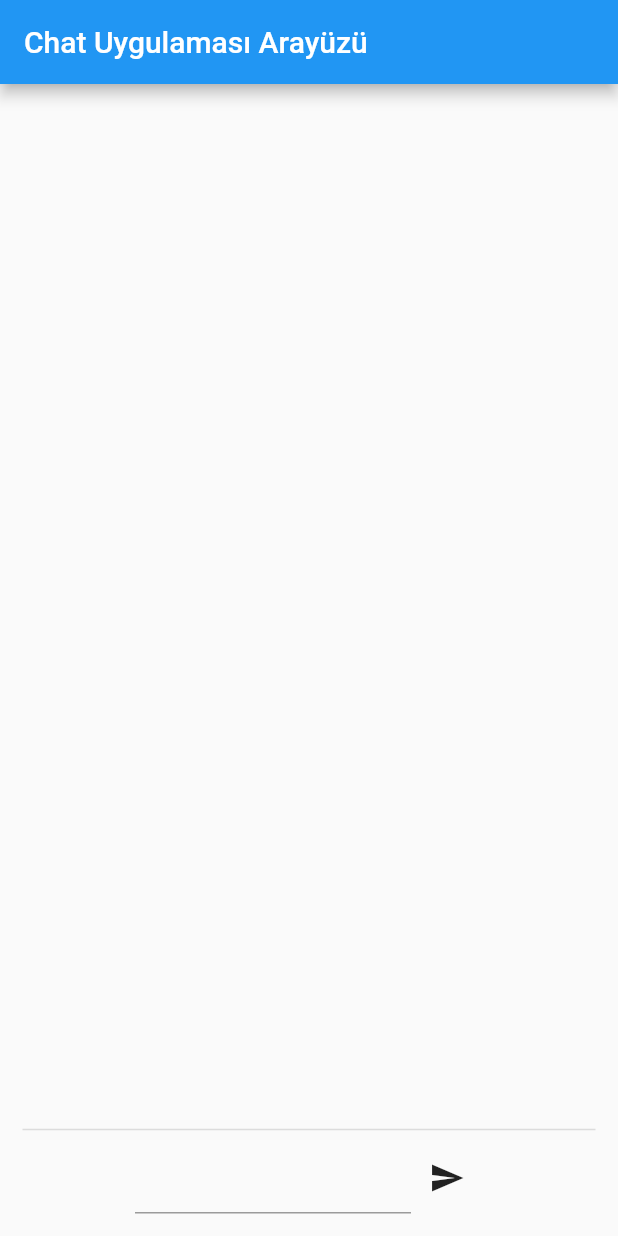
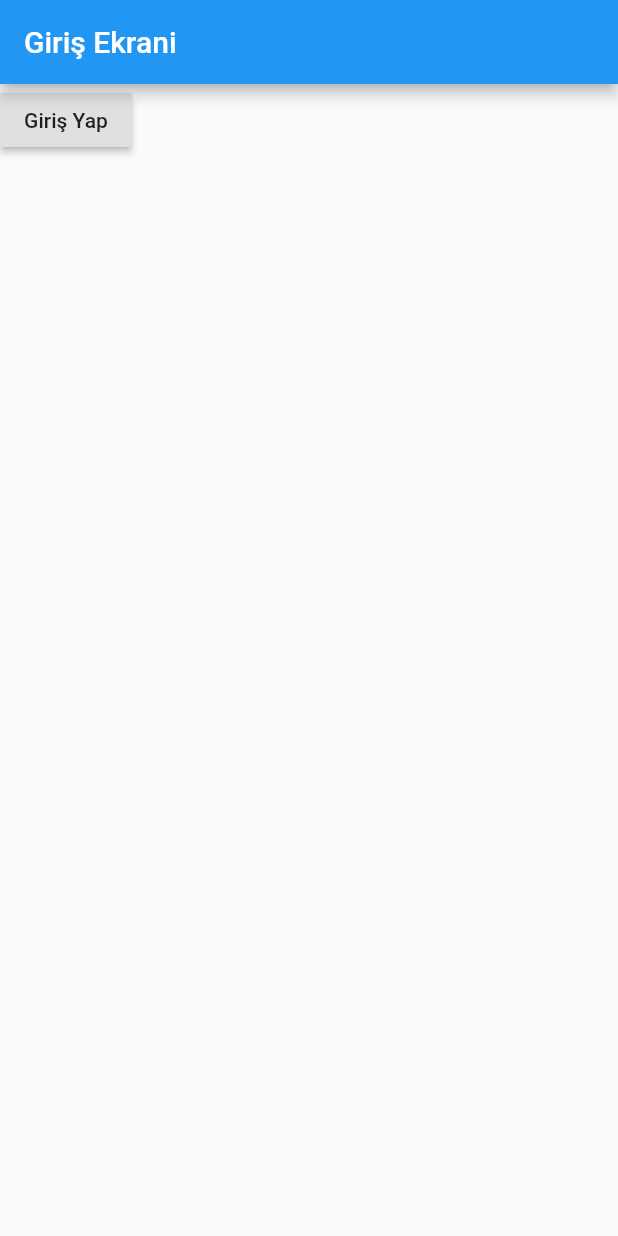
Before and after one commit to gule-fadil/hru_chat, a Flutter app: the screen it shows after launch, on a phone screen of 412 x 824 dp. Run offline on Flutter 3.47's test engine with Material 2 defaults, Android fonts, the phone set to English and light mode, and no system bars.

Commit message:
mesajlasma

```diff
--- a/lib/main.dart
+++ b/lib/main.dart
@@ -1,119 +1,68 @@
 import 'package:flutter/material.dart';
 
-void main() {
-  runApp(Hru_chat());
-}
-
-
+void main() => runApp(Hru_chat());
 
 class Hru_chat extends StatelessWidget {
   @override
   Widget build(BuildContext context) {
     return MaterialApp(
-      title: "Chat Uygulaması Arayüzü",
-      home: Iskele(),
+      initialRoute: "/",
+      routes: {
+        "/": (context) => GirisEkrani(),
+        "/ProfilSayfasiRotasi": (context) => ProfilEkrani(),
+      },
     );
   }
 }
 
-class Iskele extends StatelessWidget {
+class GirisEkrani extends StatefulWidget {
   @override
-  Widget build(BuildContext context) {
-    return Scaffold(
-      appBar: AppBar(
-        title: Text("Chat Uygulaması Arayüzü"),
-      ),
-      body: AnaEkran(),
-    );
-  }
+  _GirisEkraniState createState() => _GirisEkraniState();
 }
 
-class AnaEkran extends StatefulWidget {
-  @override
-  _AnaEkranState createState() => _AnaEkranState();
-}
-
-class _AnaEkranState extends State<AnaEkran> {
-  TextEditingController t1 = TextEditingController();
-  List<MesajBalonu> mesajListesi = [];
-
-  listeyeEkle(String gonderilenMesaj) {
-    setState(() {
-      MesajBalonu mesajlar = MesajBalonu(mesaj: gonderilenMesaj);
-      mesajListesi.insert(0, mesajlar);
-      t1.clear();
-    });
-  }
-
-  Widget metinGirisAlani() {
-    return Container(
-      margin: const EdgeInsets.symmetric(horizontal: 75),
-      child: Row(
-        children: <Widget>[
-          Flexible(
-            child: TextField(
-              controller: t1,
-              onSubmitted: listeyeEkle,
-            ),
-          ),
-          IconButton(
-              icon: Icon(Icons.send), onPressed: () => listeyeEkle(t1.text)),
-        ],
-      ),
-    );
+class _GirisEkraniState extends State<GirisEkrani> {
+  girisYap() {
+    Navigator.pushNamed(context, "/ProfilSayfasiRotasi");
   }
 
   @override
   Widget build(BuildContext context) {
-    return Container(
-      margin: EdgeInsets.all(15),
+    return Scaffold(
+      appBar: AppBar(title: Text("Giriş Ekrani")),
+      body: Container(
         child: Column(
           children: <Widget>[
-          Flexible(
-            child: ListView.builder(
-              padding: EdgeInsets.all(15),
-              reverse: true,
-              itemCount: mesajListesi.length,
-              itemBuilder: (_, int indeksNumarasi) =>
-              mesajListesi[indeksNumarasi],
+            RaisedButton(onPressed: girisYap, child: Text("Giriş Yap")),
+          ],
         ),
-          ),
-          Divider(
-            thickness: 1,
-          ),
-          metinGirisAlani(),
-        ],
       ),
     );
   }
 }
 
-String isim = "kullanici";
+class ProfilEkrani extends StatefulWidget {
+  @override
+  _ProfilEkraniState createState() => _ProfilEkraniState();
+}
 
-class MesajBalonu extends StatelessWidget {
-  String mesaj;
-
-  MesajBalonu({required this.mesaj});
+class _ProfilEkraniState extends State<ProfilEkrani> {
+  cikisYap() {
+    Navigator.pop(context);
+  }
 
   @override
   Widget build(BuildContext context) {
-    return Container(
-      margin: EdgeInsets.all(5),
-      child: Row(
+    return Scaffold(
+      appBar: AppBar(title: Text("Profil Sayfası")),
+      body: Container(
+        child: Column(
           children: <Widget>[
-          CircleAvatar(
-            child: Text(isim[0]),
-          ),
-          Column(
-            children: <Widget>[
-              Text(isim),
-              Container(
-                margin: EdgeInsets.all(5),
-                child: Text(mesaj),
-              ),
+            RaisedButton(
+              onPressed: cikisYap,
+              child: Text("Çıkış Yap"),
+            )
           ],
         ),
-        ],
       ),
     );
   }
```
Also changed, not shown: 1 other file. Lines whose indentation alone changed are shown as unchanged.
